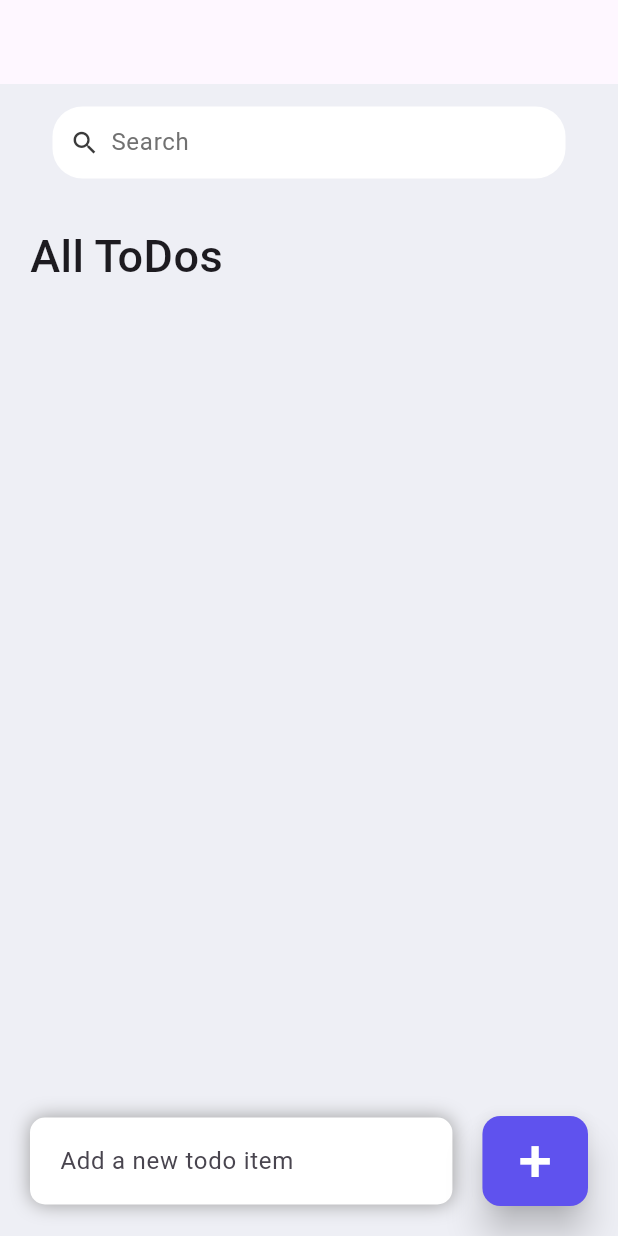
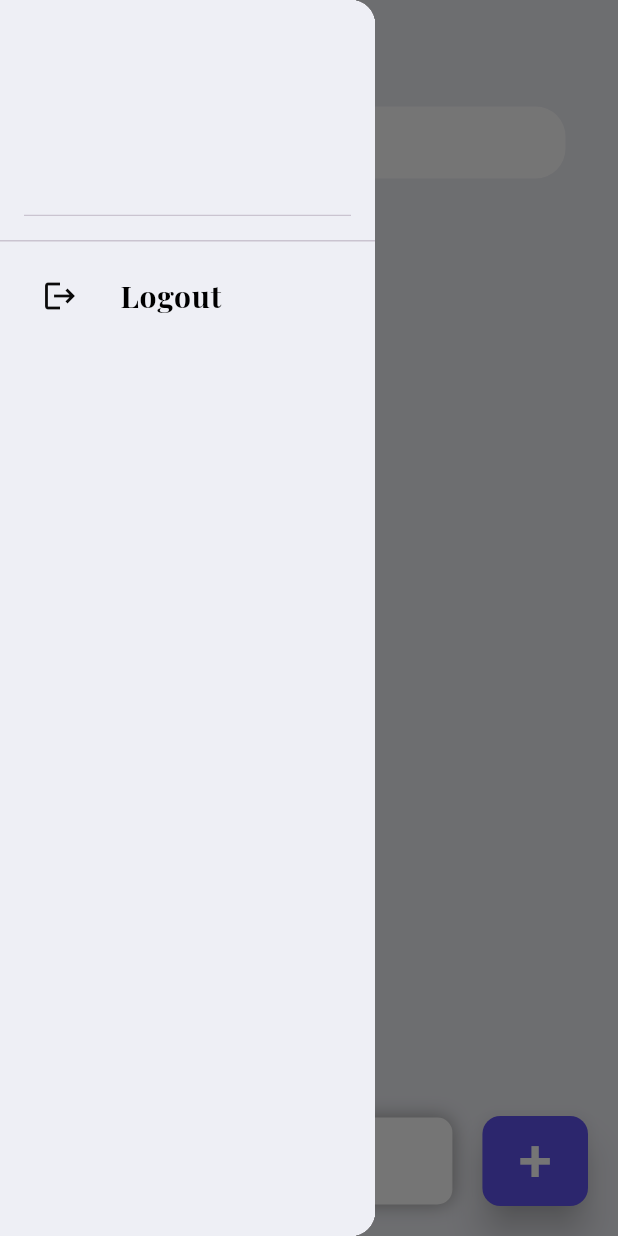
Before and after one commit to AhmedHelmy18/TODO_App, a Flutter app: the Home screen opened directly, with the side drawer open (before the commit the screen has no drawer), on a phone screen of 412 x 824 dp. Run offline on Flutter 3.47's test engine with Material 3 defaults, Android fonts, the phone set to English and light mode, and no system bars; our stand-ins replace cloud_firestore, firebase_auth, firebase_core, font_awesome_flutter; accounts and stored records are empty; project files that could hold a hidden picture were left out.

```diff
--- a/lib/main.dart
+++ b/lib/main.dart
@@ -1,9 +1,8 @@
+import 'package:firebase_auth/firebase_auth.dart';
 import 'package:firebase_core/firebase_core.dart';
 import 'package:flutter/material.dart';
-import 'package:todo_app/authentication/auth_page/forget_password.dart';
 import 'package:todo_app/authentication/auth_page/login_page.dart';
-// import 'package:todo_app/authentication/auth_page/sign_up_page.dart';
-// import 'package:todo_app/screen/home.dart';
+import 'package:todo_app/screen/home.dart';
 
 import 'firebase_options.dart';
 
@@ -17,14 +16,36 @@ void main() async {
   );
 }
 
-class TODO_App extends StatelessWidget {
+class TODO_App extends StatefulWidget {
   const TODO_App({super.key});
+
+  @override
+  State<TODO_App> createState() => _TODO_AppState();
+}
+
+class _TODO_AppState extends State<TODO_App> {
+  bool isLoggedIn = false;
+
+  void initState() {
+    super.initState();
+    FirebaseAuth.instance.authStateChanges().listen(
+      (User? user) {
+        if (user != null) {
+          setState(
+            () {
+              isLoggedIn = user != null;
+            },
+          );
+        }
+      },
+    );
+  }
 
   @override
   Widget build(BuildContext context) {
     return MaterialApp(
       debugShowCheckedModeBanner: false,
-      home: ForgetPassword(),
+      home: !isLoggedIn ? LoginPage() : Home(),
     );
   }
 }
--- a/lib/screen/home.dart
+++ b/lib/screen/home.dart
@@ -1,5 +1,7 @@
 import 'package:cloud_firestore/cloud_firestore.dart';
+import 'package:firebase_auth/firebase_auth.dart';
 import 'package:flutter/material.dart';
+import 'package:todo_app/authentication/auth_page/login_page.dart';
 import 'package:todo_app/constants/colors.dart';
 import 'package:todo_app/models/todo.dart';
 import 'package:todo_app/widget/todo_item.dart';
@@ -49,7 +51,68 @@ class _HomeState extends State<Home> {
   Widget build(BuildContext context) {
     return Scaffold(
       backgroundColor: tdBGColor,
-      appBar: AppBar(),
+      appBar: AppBar(
+        backgroundColor: tdBGColor,
+      ),
+      drawer: Drawer(
+        width: 250,
+        child: Container(
+          color: tdBGColor,
+          child: ListView(
+            children: [
+              DrawerHeader(
+                child: UserAccountsDrawerHeader(
+                  decoration: BoxDecoration(color: tdBGColor),
+                  accountName: Text(
+                    FirebaseAuth.instance.currentUser!.displayName.toString(),
+                    style: TextStyle(
+                      color: Colors.black,
+                      fontFamily: 'PlayfairDisplay',
+                      fontWeight: FontWeight.bold,
+                      fontSize: 20,
+                    ),
+                  ),
+                  accountEmail: Text(
+                    FirebaseAuth.instance.currentUser!.email.toString(),
+                    style: TextStyle(
+                      color: Colors.black,
+                      fontFamily: 'PlayfairDisplay',
+                      fontWeight: FontWeight.bold,
+                      fontSize: 18,
+                    ),
+                  ),
+                ),
+              ),
+              ListTile(
+                leading: IconButton(
+                  onPressed: () async {
+                    await FirebaseAuth.instance.signOut();
+                    Navigator.pushReplacement(
+                      context,
+                      MaterialPageRoute(
+                        builder: (context) => LoginPage(),
+                      ),
+                    );
+                  },
+                  icon: Icon(
+                    Icons.logout,
+                    color: const Color.fromARGB(255, 10, 10, 10),
+                  ),
+                ),
+                title: Text(
+                  'Logout',
+                  style: TextStyle(
+                    fontFamily: 'PlayfairDisplay',
+                    fontWeight: FontWeight.bold,
+                    color: Colors.black,
+                    fontSize: 20,
+                  ),
+                ),
+              ),
+            ],
+          ),
+        ),
+      ),
       body: Stack(
         children: [
           Container(
@@ -242,6 +305,4 @@ class _HomeState extends State<Home> {
       ),
     );
   }
-
-
 }
```
Also changed, not shown: lib/appbar/appbar.dart (+0 -10 lines).
